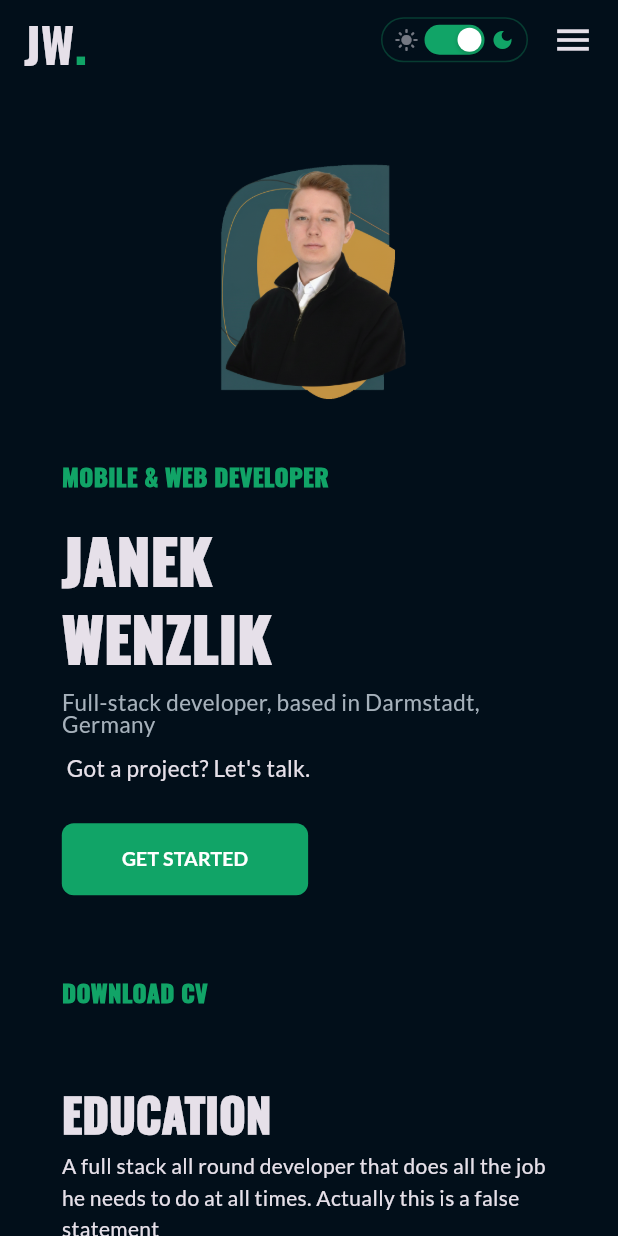
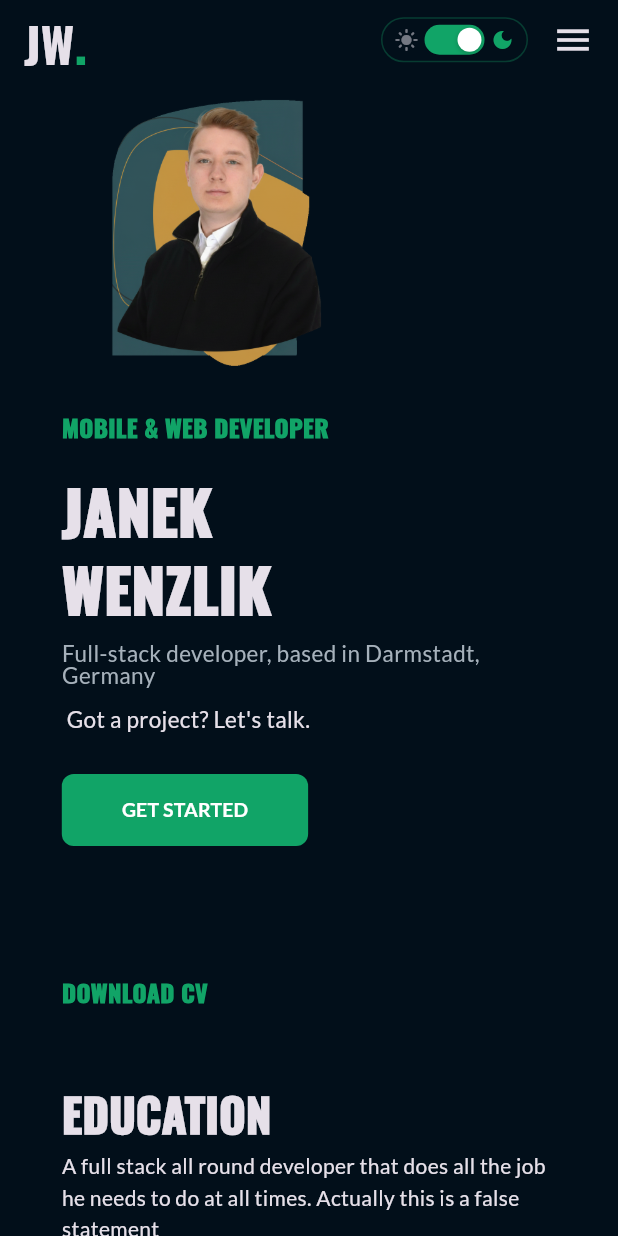
Before and after one commit to janek-w/janek-wenzlik.de, a Flutter app: the screen it shows after launch, on a phone screen of 412 x 824 dp. Run offline on Flutter 3.47's test engine with Material 3 defaults, Android fonts, the phone set to English and light mode, and no system bars; drawn by our look-alikes of carousel_slider; our stand-ins replace google_fonts, responsive_framework.

```diff
--- a/lib/pages/home/components/carousel.dart
+++ b/lib/pages/home/components/carousel.dart
@@ -112,7 +112,8 @@ Widget _buildMobile(BuildContext context, Widget text, Widget image) {
     ),
     width: double.infinity,
     child: Column(
-      mainAxisAlignment: MainAxisAlignment.center,
+      mainAxisAlignment: MainAxisAlignment.start,
+      crossAxisAlignment: CrossAxisAlignment.start,
       children: [
         Container(
           width: 200,
--- a/pubspec.yaml
+++ b/pubspec.yaml
@@ -51,6 +51,7 @@ flutter:
   # To add assets to your application, add an assets section, like this:
   assets:
     - assets/
+    - assets/person.png
   #   - images/a_dot_ham.jpeg
 
   # An image asset can refer to one or more resolution-specific "variants", see
```
Also changed, not shown: lib/pages/home/components/carousel_items.dart (+2 -24 lines), 1 other file.
